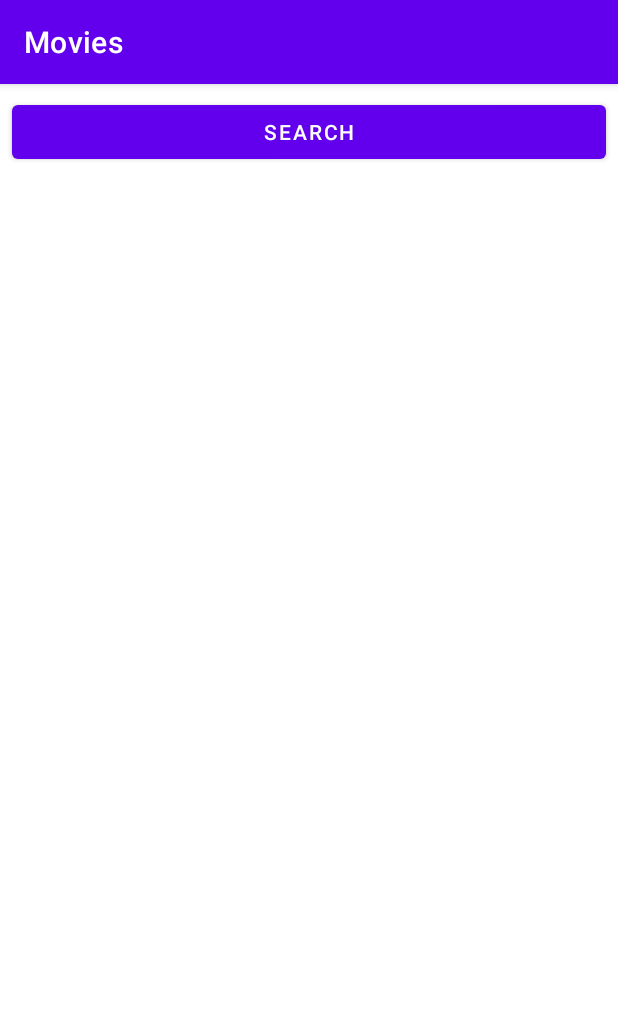
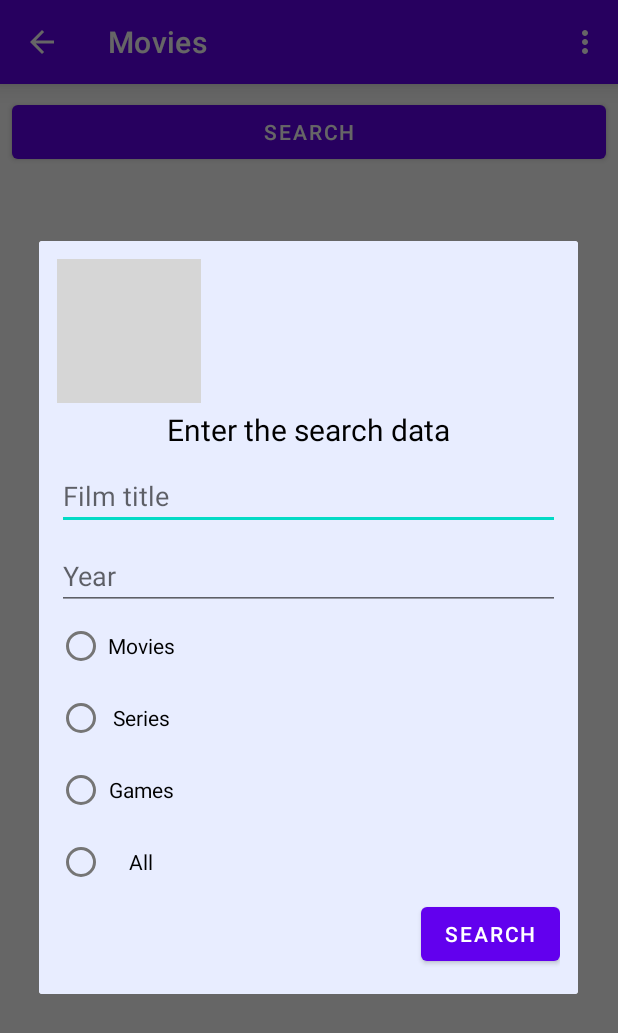
Before and after one commit to DashaVan/Andersen_movie, an Android app: the fragment ListFragment placed in its activity, on a phone screen of 412 x 824 dp. Shown: the top 1033 px of the screen. Run offline under Robolectric (Android 15) with nearby library versions, the phone set to English and light mode, and no system bars; libraries missing offline, so code that uses them is left out: com.hannesdorfmann.adapterdelegates4; 4 statements that could not run were skipped; grey boxes are pictures that could not be loaded.

Commit message:
created menu_toolbar

```diff
--- a/Movies/app/build.gradle
+++ b/Movies/app/build.gradle
@@ -41,6 +41,8 @@ dependencies {
     implementation 'androidx.appcompat:appcompat:1.3.1'
     implementation 'com.google.android.material:material:1.4.0'
     implementation 'androidx.constraintlayout:constraintlayout:2.1.0'
+    implementation "androidx.coordinatorlayout:coordinatorlayout:1.1.0"
+    implementation 'androidx.legacy:legacy-support-v4:1.0.0'
     testImplementation 'junit:junit:4.+'
     androidTestImplementation 'androidx.test.ext:junit:1.1.3'
     androidTestImplementation 'androidx.test.espresso:espresso-core:3.4.0'
--- a/Movies/app/src/main/java/spacekotlin/vaniukova/movies/MainActivity.kt
+++ b/Movies/app/src/main/java/spacekotlin/vaniukova/movies/MainActivity.kt
@@ -3,24 +3,29 @@ package spacekotlin.vaniukova.movies
 import androidx.appcompat.app.AppCompatActivity
 import android.os.Bundle
 import androidx.fragment.app.Fragment
+import spacekotlin.vaniukova.movies.databinding.ActivityMainBinding
+import spacekotlin.vaniukova.movies.movie_list.ListFragment
 import spacekotlin.vaniukova.movies.top_movies_list.TopMoviesFragment
 
-class MainActivity : AppCompatActivity(), Navigator {
+class MainActivity : AppCompatActivity(R.layout.activity_main), Navigator {
+
+    private lateinit var binding: ActivityMainBinding
+
     override fun onCreate(savedInstanceState: Bundle?) {
         super.onCreate(savedInstanceState)
-        setContentView(R.layout.activity_main)
+
+        binding = ActivityMainBinding.inflate(layoutInflater)
+        setContentView(binding.root)
+
+        initToolbar()
 
         val alreadyHasFragment = supportFragmentManager.findFragmentById(R.id.container) != null
-
         if (!alreadyHasFragment) {
             supportFragmentManager.beginTransaction()
                 .add(R.id.container, TopMoviesFragment())
                 //.addToBackStack("listFragment")
                 .commit()
         }
-
-
-        //navigateTo(ListFragment(), "listFragment")
     }
 
     override fun navigateTo(fragment: Fragment, name: String) {
@@ -29,4 +34,28 @@ class MainActivity : AppCompatActivity(), Navigator {
             .addToBackStack(name)
             .commit()
     }
+
+    private fun initToolbar() {
+        binding.toolbar.setNavigationOnClickListener {
+
+        }
+
+        binding.toolbar.setOnMenuItemClickListener { menuItem ->
+            when (menuItem.itemId) {
+                R.id.action_top -> {
+                    navigateTo(TopMoviesFragment(), "topMoviesFragment")
+                    true
+                }
+                R.id.action_favourites -> {
+                    //navigateTo(FavouritesFragment(), "favouritesFragment")
+                    true
+                }
+                R.id.action_search -> {
+                    navigateTo(ListFragment(), "listFragment")
+                    true
+                }
+                else -> false
+            }
+        }
+    }
 }
--- a/Movies/app/src/main/java/spacekotlin/vaniukova/movies/movie_list/ListFragment.kt
+++ b/Movies/app/src/main/java/spacekotlin/vaniukova/movies/movie_list/ListFragment.kt
@@ -53,6 +53,8 @@ class ListFragment : Fragment(R.layout.fragment_list), QueryMovie {
         initList()
         bindViewModel()
 
+        showDialog(DialogSearchMovieFragment())
+
         binding.btnSearch.setOnClickListener {
             showDialog(DialogSearchMovieFragment())
         }
@@ -94,8 +96,6 @@ class ListFragment : Fragment(R.layout.fragment_list), QueryMovie {
 
         if (errorText.isNotEmpty()) {
             showErrorDialog(errorText)
-        } else {
-
         }
     }
 
--- /dev/null
+++ b/Movies/app/src/main/res/drawable/ic_arrow_back.xml
@@ -0,0 +1,5 @@
+<vector android:height="24dp" android:tint="#FFFFFF"
+    android:viewportHeight="24" android:viewportWidth="24"
+    android:width="24dp" xmlns:android="http://schemas.android.com/apk/res/android">
+    <path android:fillColor="@android:color/white" android:pathData="M20,11H7.83l5.59,-5.59L12,4l-8,8 8,8 1.41,-1.41L7.83,13H20v-2z"/>
+</vector>
--- a/Movies/app/src/main/res/layout/activity_main.xml
+++ b/Movies/app/src/main/res/layout/activity_main.xml
@@ -6,12 +6,27 @@
     android:layout_height="match_parent"
     tools:context=".MainActivity">
 
+    <androidx.appcompat.widget.Toolbar
+        android:id="@+id/toolbar"
+        style="@style/ToolbarStyle"
+        android:layout_width="match_parent"
+        android:layout_height="?actionBarSize"
+        app:layout_constraintEnd_toEndOf="parent"
+        app:layout_constraintStart_toStartOf="parent"
+        app:layout_constraintTop_toTopOf="parent"
+        app:layout_scrollFlags="scroll|enterAlways"
+        app:menu="@menu/menu_toolbar"
+        app:navigationIcon="@drawable/ic_arrow_back"
+        app:title="@string/movies"
+        tools:ignore="MissingConstraints" />
+
     <FrameLayout
         android:id="@+id/container"
         android:layout_width="match_parent"
-        android:layout_height="match_parent"
+        android:layout_height="0dp"
+        app:layout_constraintBottom_toBottomOf="parent"
         app:layout_constraintStart_toStartOf="parent"
-        app:layout_constraintTop_toTopOf="parent">
+        app:layout_constraintTop_toBottomOf="@+id/toolbar">
 
     </FrameLayout>
 </androidx.constraintlayout.widget.ConstraintLayout>
--- /dev/null
+++ b/Movies/app/src/main/res/menu/menu_toolbar.xml
@@ -0,0 +1,12 @@
+<?xml version="1.0" encoding="utf-8"?>
+<menu xmlns:android="http://schemas.android.com/apk/res/android">
+    <item
+        android:id="@+id/action_top"
+        android:title="@string/top_25" />
+    <item
+        android:id="@+id/action_favourites"
+        android:title="@string/favourites" />
+    <item
+        android:id="@+id/action_search"
+        android:title="@string/search" />
+</menu>
--- a/Movies/app/src/main/res/values/strings.xml
+++ b/Movies/app/src/main/res/values/strings.xml
@@ -13,4 +13,6 @@
     <string name="all">All</string>
     <string name="more">more</string>
     <string name="dialog_message_fill_title">Fill in the "Title" field</string>
+    <string name="favourites">Favourites</string>
+    <string name="top_25">Top-25</string>
 </resources>
--- a/Movies/app/src/main/res/values/themes.xml
+++ b/Movies/app/src/main/res/values/themes.xml
@@ -1,6 +1,6 @@
 <resources xmlns:tools="http://schemas.android.com/tools">
     <!-- Base application theme. -->
-    <style name="Theme.Movies" parent="Theme.MaterialComponents.DayNight.DarkActionBar">
+    <style name="Theme.Movies" parent="Theme.MaterialComponents.DayNight.NoActionBar">
         <!-- Primary brand color. -->
         <item name="colorPrimary">@color/purple_500</item>
         <item name="colorPrimaryVariant">@color/purple_700</item>
@@ -13,4 +13,19 @@
         <item name="android:statusBarColor" tools:targetApi="l">?attr/colorPrimaryVariant</item>
         <!-- Customize your theme here. -->
     </style>
+
+    <style name="ToolbarStyle">
+        <item name="android:background">@color/purple_500</item>
+        <item name="android:theme">@style/ToolbarTheme</item>
+        <item name="android:elevation">8dp</item>
+        <item name="popupTheme">@style/ThemeOverlay.AppCompat.Light</item>
+    </style>
+
+    <style name="ToolbarTheme" parent="ThemeOverlay.AppCompat.Dark.ActionBar">
+        <item name="toolbarNavigationButtonStyle">@style/ToolbarNavigationStyle</item>
+    </style>
+
+    <style name="ToolbarNavigationStyle" parent="Widget.AppCompat.Toolbar.Button.Navigation">
+        <item name="tint">@android:color/white</item>
+    </style>
 </resources>
```
